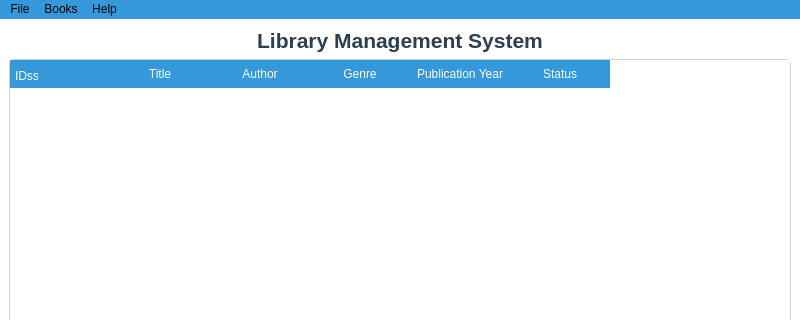
Old version of the form mainwindow.ui in the repository Leo-the-Limitless/SmartLib_Final_Project; both pictures show x 0 to 800 and y 0 to 320 of the 800 by 600 pixel window.
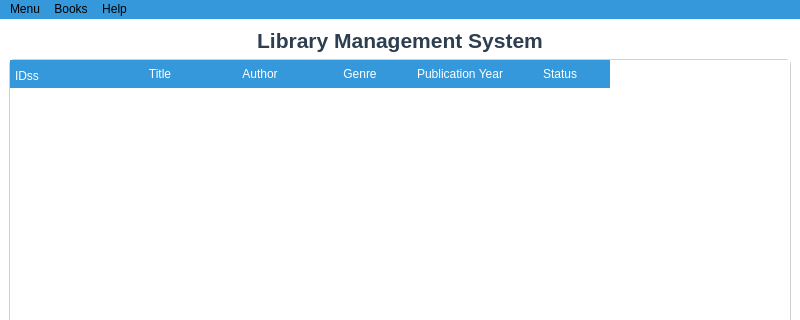
New version of the form. Icons and pictures are not drawn.

Commit message: Add Log Out Feature

The edit to the form file:
```diff
--- a/mainwindow.ui
+++ b/mainwindow.ui
@@ -378,7 +378,7 @@
    </property>
    <widget class="QMenu" name="menuFile">
     <property name="title">
-     <string>File</string>
+     <string>Menu</string>
     </property>
     <addaction name="actionRefresh"/>
     <addaction name="separator"/>
```
Left out of the diff: 6 changed lines with no effect on the pictures. The commit also changes 2 other files.
